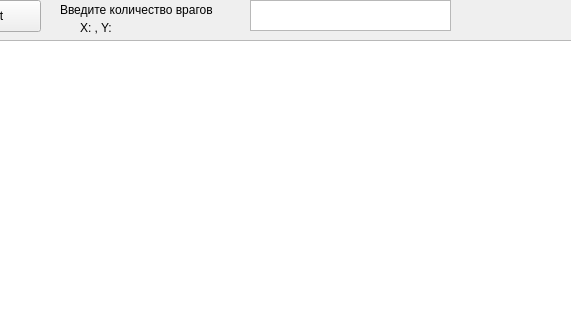
Qt form widget.ui (uwa9k073/myGame) before a commit; both pictures show x 90 to 661 and y 0 to 320 of the 1280 by 720 pixel window.
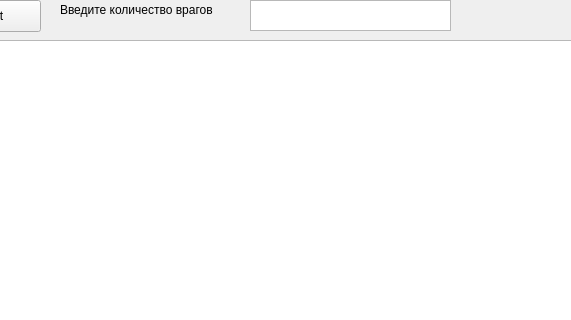
The same form after that commit.

Patch:
```diff
--- a/widget.ui
+++ b/widget.ui
@@ -49,19 +49,6 @@
     <string>Введите количество врагов</string>
    </property>
   </widget>
-  <widget class="QLabel" name="label_2">
-   <property name="geometry">
-    <rect>
-     <x>170</x>
-     <y>20</y>
-     <width>411</width>
-     <height>16</height>
-    </rect>
-   </property>
-   <property name="text">
-    <string>X: , Y:</string>
-   </property>
-  </widget>
   <widget class="QGraphicsView" name="grV">
    <property name="geometry">
     <rect>
```
